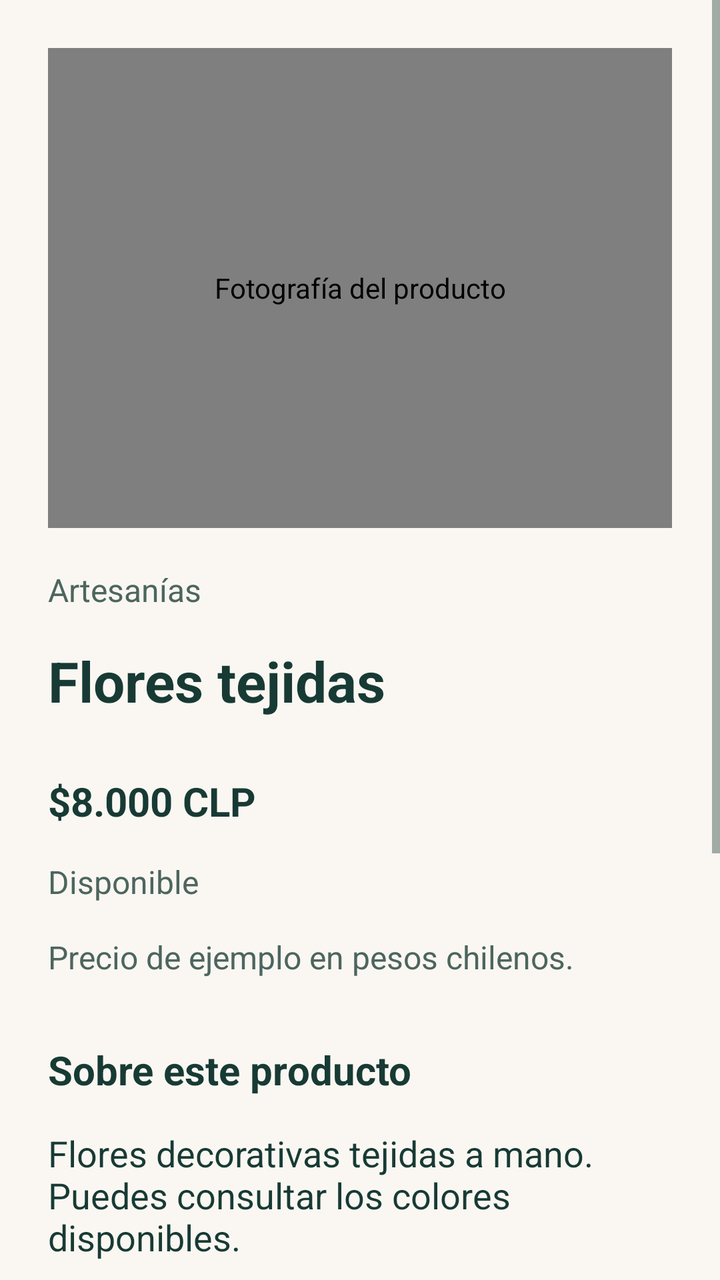
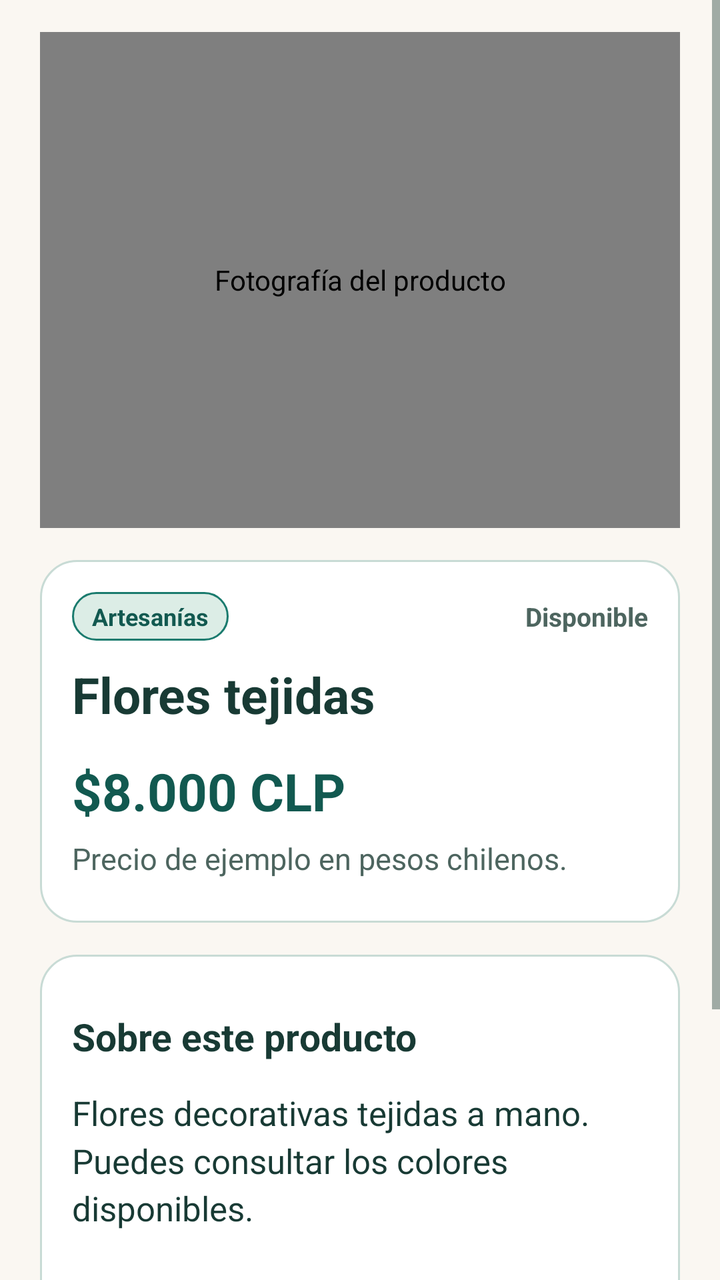

Screens rendered from an Android XML layout before and after an edit, with the pre-edit source and the edit as a unified diff.
<!-- AndroidManifest.xml: application theme Theme.ConectaSur -->
<!-- res/layout/screen_detail.xml -->
<?xml version='1.0' encoding='utf-8'?>
<ScrollView xmlns:android="http://schemas.android.com/apk/res/android" xmlns:tools="http://schemas.android.com/tools" android:id="@+id/page_scroll" android:layout_width="match_parent" android:layout_height="match_parent" android:fillViewport="true" tools:theme="@style/Theme.ConectaSur">
    <LinearLayout android:layout_width="match_parent" android:layout_height="wrap_content" android:orientation="vertical" android:padding="24dp">
        <cl.surcode.conectasur.ui.ProductPhotoView android:id="@+id/product_photo" android:layout_width="match_parent" android:layout_height="240dp" android:layout_marginBottom="20dp" android:scaleType="centerCrop" android:contentDescription="@string/photo_description" android:src="@drawable/flores" />
        <TextView android:id="@+id/product_category" style="@style/ConectaSur.Label" android:layout_width="match_parent" android:layout_height="wrap_content" android:text="@string/product_category" />
        <TextView android:id="@+id/page_title" style="@style/ConectaSur.Title" android:layout_width="match_parent" android:layout_height="wrap_content" android:text="@string/product_name" />
        <TextView android:id="@+id/product_price" style="@style/ConectaSur.Section" android:layout_width="match_parent" android:layout_height="wrap_content" android:text="@string/product_price" />
        <TextView android:id="@+id/product_availability" style="@style/ConectaSur.Label" android:layout_width="match_parent" android:layout_height="wrap_content" android:text="@string/available" />
        <TextView android:id="@+id/price_note" style="@style/ConectaSur.Label" android:layout_width="match_parent" android:layout_height="wrap_content" android:text="@string/price_example" />
        <TextView android:id="@+id/about_product" style="@style/ConectaSur.Section" android:layout_width="match_parent" android:layout_height="wrap_content" android:text="@string/about_product" />
        <TextView android:id="@+id/product_description" style="@style/ConectaSur.Body" android:layout_width="match_parent" android:layout_height="wrap_content" android:text="@string/product_description" />
        <TextView android:id="@+id/photo_note" style="@style/ConectaSur.Label" android:layout_width="match_parent" android:layout_height="wrap_content" android:text="@string/photo_note" />
        <TextView android:id="@+id/product_attributes" style="@style/ConectaSur.Body" android:layout_width="match_parent" android:layout_height="wrap_content"/><Spinner android:id="@+id/public_variant" android:layout_width="match_parent" android:layout_height="wrap_content" android:minHeight="56dp" android:contentDescription="Elegir variante del producto"/><Button android:id="@+id/view_store" style="@style/ConectaSur.Button.Primary" android:layout_width="match_parent" android:layout_height="wrap_content" android:text="@string/view_store" />
        <Button android:id="@+id/share_product" style="@style/ConectaSur.Button" android:layout_width="match_parent" android:layout_height="wrap_content" android:text="@string/share_product" />
    </LinearLayout>
</ScrollView>
<!-- resources referenced by this layout -->
<resources>
  <style name="ConectaSur.Body" parent="android:Widget.TextView">
          <item name="android:textSize">18sp</item>
          <item name="android:textColor">?attr/appInk</item>
          <item name="android:layout_marginBottom">16dp</item>
      </style>
  <style name="ConectaSur.Button" parent="android:Widget.Button">
          <item name="android:background">@drawable/button_outline</item>
          <item name="android:textColor">?attr/appInk</item>
          <item name="android:textSize">18sp</item>
          <item name="android:textAllCaps">false</item>
          <item name="android:minHeight">56dp</item>
          <item name="android:paddingStart">16dp</item>
          <item name="android:paddingEnd">16dp</item>
          <item name="android:paddingTop">12dp</item>
          <item name="android:paddingBottom">12dp</item>
          <item name="android:layout_marginBottom">12dp</item>
          <item name="android:drawablePadding">12dp</item>
          <item name="android:stateListAnimator">@null</item>
      </style>
  <style name="ConectaSur.Label" parent="ConectaSur.Body">
          <item name="android:textSize">16sp</item>
          <item name="android:textColor">?attr/appMuted</item>
      </style>
  <style name="ConectaSur.Section" parent="ConectaSur.Body">
          <item name="android:textSize">20sp</item>
          <item name="android:textStyle">bold</item>
          <item name="android:layout_marginTop">16dp</item>
      </style>
  <style name="ConectaSur.Title" parent="android:Widget.TextView">
          <item name="android:textSize">28sp</item>
          <item name="android:textStyle">bold</item>
          <item name="android:textColor">?attr/appInk</item>
          <item name="android:layout_marginBottom">12dp</item>
      </style>
  <style name="Theme.ConectaSur" parent="android:style/Theme.Material.Light.NoActionBar">
          <item name="android:fontFamily">sans-serif</item>
          <item name="android:windowLightStatusBar">true</item>
          <item name="android:colorAccent">@color/conectasur_forest</item>
          <item name="android:windowBackground">@color/conectasur_cream</item>
          <item name="android:colorBackground">@color/conectasur_cream</item>
          <item name="android:textColorPrimary">@color/conectasur_ink</item>
          <item name="android:textColorSecondary">#4D655F</item>
          <item name="appInk">@color/conectasur_ink</item>
          <item name="appMuted">#4D655F</item>
          <item name="appSurface">#FFFFFF</item>
          <item name="appPrimary">@color/conectasur_forest</item>
          <item name="appBorder">#CAD8D1</item>
      </style>
  <!-- drawable button_outline (drawable) -->
  <?xml version='1.0' encoding='utf-8'?>
  <selector xmlns:android="http://schemas.android.com/apk/res/android">
      <item android:state_pressed="true">
          <shape>
              <solid android:color="#DCEDE6" />
              <corners android:radius="16dp" />
              <stroke android:width="3dp" android:color="?attr/appInk" />
          </shape>
      </item>
      <item android:state_focused="true">
          <shape>
              <solid android:color="?attr/appSurface" />
              <corners android:radius="16dp" />
              <stroke android:width="3dp" android:color="#A85D17" />
          </shape>
      </item>
      <item android:state_selected="true">
          <shape>
              <solid android:color="?attr/appSurface" />
              <corners android:radius="16dp" />
              <stroke android:width="3dp" android:color="?attr/appPrimary" />
          </shape>
      </item>
      <item>
          <shape>
              <solid android:color="?attr/appSurface" />
              <corners android:radius="16dp" />
              <stroke android:width="1dp" android:color="?attr/appBorder" />
          </shape>
      </item>
  </selector>
  <!-- drawable button_primary (drawable) -->
  <?xml version='1.0' encoding='utf-8'?>
  <selector xmlns:android="http://schemas.android.com/apk/res/android">
      <item android:state_pressed="true">
          <shape>
              <solid android:color="#10544C" />
              <corners android:radius="16dp" />
              <stroke android:width="3dp" android:color="?attr/appInk" />
          </shape>
      </item>
      <item android:state_focused="true">
          <shape>
              <solid android:color="?attr/appPrimary" />
              <corners android:radius="16dp" />
              <stroke android:width="3dp" android:color="#FFFFFF" />
          </shape>
      </item>
      <item>
          <shape>
              <solid android:color="?attr/appPrimary" />
              <corners android:radius="16dp" />
              <stroke android:width="1dp" android:color="?attr/appBorder" />
          </shape>
      </item>
  </selector>
  <!-- unchanged entries left out for length: 16 -->
</resources>

<!-- the commit's change to res/layout/screen_detail.xml (unified diff, before → after) -->
@@ -1,16 +1,228 @@
-<?xml version='1.0' encoding='utf-8'?>
-<ScrollView xmlns:android="http://schemas.android.com/apk/res/android" xmlns:tools="http://schemas.android.com/tools" android:id="@+id/page_scroll" android:layout_width="match_parent" android:layout_height="match_parent" android:fillViewport="true" tools:theme="@style/Theme.ConectaSur">
-    <LinearLayout android:layout_width="match_parent" android:layout_height="wrap_content" android:orientation="vertical" android:padding="24dp">
-        <cl.surcode.conectasur.ui.ProductPhotoView android:id="@+id/product_photo" android:layout_width="match_parent" android:layout_height="240dp" android:layout_marginBottom="20dp" android:scaleType="centerCrop" android:contentDescription="@string/photo_description" android:src="@drawable/flores" />
-        <TextView android:id="@+id/product_category" style="@style/ConectaSur.Label" android:layout_width="match_parent" android:layout_height="wrap_content" android:text="@string/product_category" />
-        <TextView android:id="@+id/page_title" style="@style/ConectaSur.Title" android:layout_width="match_parent" android:layout_height="wrap_content" android:text="@string/product_name" />
-        <TextView android:id="@+id/product_price" style="@style/ConectaSur.Section" android:layout_width="match_parent" android:layout_height="wrap_content" android:text="@string/product_price" />
-        <TextView android:id="@+id/product_availability" style="@style/ConectaSur.Label" android:layout_width="match_parent" android:layout_height="wrap_content" android:text="@string/available" />
-        <TextView android:id="@+id/price_note" style="@style/ConectaSur.Label" android:layout_width="match_parent" android:layout_height="wrap_content" android:text="@string/price_example" />
-        <TextView android:id="@+id/about_product" style="@style/ConectaSur.Section" android:layout_width="match_parent" android:layout_height="wrap_content" android:text="@string/about_product" />
-        <TextView android:id="@+id/product_description" style="@style/ConectaSur.Body" android:layout_width="match_parent" android:layout_height="wrap_content" android:text="@string/product_description" />
-        <TextView android:id="@+id/photo_note" style="@style/ConectaSur.Label" android:layout_width="match_parent" android:layout_height="wrap_content" android:text="@string/photo_note" />
-        <TextView android:id="@+id/product_attributes" style="@style/ConectaSur.Body" android:layout_width="match_parent" android:layout_height="wrap_content"/><Spinner android:id="@+id/public_variant" android:layout_width="match_parent" android:layout_height="wrap_content" android:minHeight="56dp" android:contentDescription="Elegir variante del producto"/><Button android:id="@+id/view_store" style="@style/ConectaSur.Button.Primary" android:layout_width="match_parent" android:layout_height="wrap_content" android:text="@string/view_store" />
-        <Button android:id="@+id/share_product" style="@style/ConectaSur.Button" android:layout_width="match_parent" android:layout_height="wrap_content" android:text="@string/share_product" />
+<?xml version="1.0" encoding="utf-8"?>
+<ScrollView xmlns:android="http://schemas.android.com/apk/res/android"
+    xmlns:tools="http://schemas.android.com/tools"
+    android:id="@+id/page_scroll"
+    android:layout_width="match_parent"
+    android:layout_height="match_parent"
+    android:background="?attr/appBackground"
+    android:fillViewport="true"
+    tools:theme="@style/Theme.ConectaSur">
+
+    <LinearLayout
+        android:layout_width="match_parent"
+        android:layout_height="wrap_content"
+        android:orientation="vertical"
+        android:paddingHorizontal="@dimen/space_lg"
+        android:paddingTop="@dimen/space_md"
+        android:paddingBottom="@dimen/space_xl">
+
+        
+        <cl.surcode.conectasur.ui.ProductPhotoView
+            android:id="@+id/product_photo"
+            android:layout_width="match_parent"
+            android:layout_height="248dp"
+            android:background="@drawable/photo_frame_bg"
+            android:clipToOutline="true"
+            android:contentDescription="@string/photo_description"
+            android:scaleType="centerCrop"
+            android:src="@drawable/flores" />
+
+        
+        <LinearLayout
+            android:layout_width="match_parent"
+            android:layout_height="wrap_content"
+            android:layout_marginTop="@dimen/space_md"
+            android:background="@drawable/card_surface"
+            android:orientation="vertical"
+            android:padding="@dimen/space_md">
+
+            <LinearLayout
+                android:layout_width="match_parent"
+                android:layout_height="wrap_content"
+                android:gravity="center_vertical"
+                android:orientation="horizontal">
+
+                <TextView
+                    android:id="@+id/product_category"
+                    android:layout_width="wrap_content"
+                    android:layout_height="wrap_content"
+                    android:background="@drawable/badge_pill_forest"
+                    android:paddingHorizontal="10dp"
+                    android:paddingVertical="4dp"
+                    android:text="@string/product_category"
+                    android:textColor="@color/conectasur_forest_dark"
+                    android:textSize="12sp"
+                    android:textStyle="bold" />
+
+                <TextView
+                    android:id="@+id/product_availability"
+                    android:layout_width="0dp"
+                    android:layout_height="wrap_content"
+                    android:layout_marginStart="@dimen/space_sm"
+                    android:layout_weight="1"
+                    android:gravity="end"
+                    android:text="@string/available"
+                    android:textColor="?attr/appMuted"
+                    android:textSize="13sp"
+                    android:textStyle="bold" />
+            </LinearLayout>
+
+            <TextView
+                android:id="@+id/page_title"
+                style="@style/ConectaSur.Title"
+                android:layout_width="match_parent"
+                android:layout_height="wrap_content"
+                android:layout_marginTop="@dimen/space_sm"
+                android:text="@string/product_name" />
+
+            <TextView
+                android:id="@+id/product_price"
+                android:layout_width="match_parent"
+                android:layout_height="wrap_content"
+                android:layout_marginTop="@dimen/space_xs"
+                android:fontFeatureSettings="tnum"
+                android:text="@string/product_price"
+                android:textColor="@color/conectasur_forest_dark"
+                android:textSize="26sp"
+                android:textStyle="bold" />
+
+            <TextView
+                android:id="@+id/price_note"
+                style="@style/ConectaSur.Label"
+                android:layout_width="match_parent"
+                android:layout_height="wrap_content"
+                android:layout_marginTop="@dimen/space_xs"
+                android:text="@string/price_example" />
+
+            <TextView
+                android:id="@+id/public_variant_label"
+                style="@style/ConectaSur.Label"
+                android:layout_width="match_parent"
+                android:layout_height="wrap_content"
+                android:layout_marginTop="@dimen/space_md"
+                android:text="Opciones disponibles"
+                android:textStyle="bold"
+                android:visibility="gone" />
+
+            <HorizontalScrollView
+                android:id="@+id/public_variant_scroll"
+                android:layout_width="match_parent"
+                android:layout_height="wrap_content"
+                android:layout_marginTop="@dimen/space_xs"
+                android:scrollbars="none"
+                android:visibility="gone">
+
+                <LinearLayout
+                    android:id="@+id/public_variant_chips"
+                    android:layout_width="wrap_content"
+                    android:layout_height="wrap_content"
+                    android:orientation="horizontal" />
+            </HorizontalScrollView>
+
+            <Spinner
+                android:id="@+id/public_variant"
+                android:layout_width="match_parent"
+                android:layout_height="wrap_content"
+                android:layout_marginTop="@dimen/space_md"
+                android:background="@drawable/input_field"
+                android:contentDescription="Elegir variante del producto"
+                android:minHeight="56dp"
+                android:paddingHorizontal="12dp"
+                android:visibility="gone" />
+        </LinearLayout>
+
+        
+        <LinearLayout
+            android:layout_width="match_parent"
+            android:layout_height="wrap_content"
+            android:layout_marginTop="@dimen/space_md"
+            android:background="@drawable/card_surface"
+            android:orientation="vertical"
+            android:padding="@dimen/space_md">
+
+            <TextView
+                android:id="@+id/about_product"
+                style="@style/ConectaSur.Section"
+                android:layout_width="match_parent"
+                android:layout_height="wrap_content"
+                android:text="@string/about_product" />
+
+            <TextView
+                android:id="@+id/product_description"
+                style="@style/ConectaSur.Body"
+                android:layout_width="match_parent"
+                android:layout_height="wrap_content"
+                android:layout_marginTop="@dimen/space_xs"
+                android:text="@string/product_description" />
+
+            <TextView
+                android:id="@+id/product_attributes_title"
+                style="@style/ConectaSur.Section"
+                android:layout_width="match_parent"
+                android:layout_height="wrap_content"
+                android:layout_marginTop="@dimen/space_md"
+                android:text="Características del producto"
+                android:visibility="gone" />
+
+            <LinearLayout
+                android:id="@+id/product_specs_list"
+                android:layout_width="match_parent"
+                android:layout_height="wrap_content"
+                android:layout_marginTop="@dimen/space_xs"
+                android:orientation="vertical"
+                android:visibility="gone" />
+
+            <TextView
+                android:id="@+id/product_attributes"
+                style="@style/ConectaSur.Body"
+                android:layout_width="match_parent"
+                android:layout_height="wrap_content"
+                android:layout_marginTop="@dimen/space_sm"
+                android:visibility="gone" />
+
+            <TextView
+                android:id="@+id/photo_note"
+                style="@style/ConectaSur.Label"
+                android:layout_width="match_parent"
+                android:layout_height="wrap_content"
+                android:layout_marginTop="@dimen/space_sm"
+                android:text="@string/photo_note" />
+        </LinearLayout>
+
+        
+        <Button
+            android:id="@+id/contact_product"
+            style="@style/ConectaSur.Button.Primary"
+            android:layout_width="match_parent"
+            android:layout_height="wrap_content"
+            android:layout_marginTop="@dimen/space_md"
+            android:minHeight="48dp"
+            android:text="Contactar a la tienda"
+            android:visibility="gone" />
+
+        <LinearLayout
+            android:layout_width="match_parent"
+            android:layout_height="wrap_content"
+            android:layout_marginTop="@dimen/space_sm"
+            android:orientation="horizontal">
+
+            <Button
+                android:id="@+id/view_store"
+                style="@style/ConectaSur.Button.Primary"
+                android:layout_width="0dp"
+                android:layout_height="wrap_content"
+                android:layout_marginEnd="@dimen/space_xs"
+                android:layout_weight="1.3"
+                android:text="@string/view_store" />
+
+            <Button
+                android:id="@+id/share_product"
+                style="@style/ConectaSur.Button"
+                android:layout_width="0dp"
+                android:layout_height="wrap_content"
+                android:layout_marginStart="@dimen/space_xs"
+                android:layout_weight="1"
+                android:text="@string/share_product" />
+        </LinearLayout>
     </LinearLayout>
 </ScrollView>
<!-- resource entries referenced after the edit -->
@@ -1,110 +1,164 @@
 <!-- resources referenced by this layout -->
 <resources>
+  <color name="conectasur_forest_dark">#125950</color>
+  <dimen name="space_lg">20dp</dimen>
+  <dimen name="space_md">16dp</dimen>
+  <dimen name="space_sm">10dp</dimen>
+  <dimen name="space_xl">28dp</dimen>
+  <dimen name="space_xs">6dp</dimen>
+  <!-- drawable badge_pill_forest (drawable) -->
+  <?xml version="1.0" encoding="utf-8"?>
+  <shape xmlns:android="http://schemas.android.com/apk/res/android">
+      <solid android:color="#DCEDE6" />
+      <stroke android:width="1dp" android:color="?attr/appPrimary" />
+      <corners android:radius="12dp" />
+  </shape>
+  <!-- drawable card_surface (drawable) -->
+  <?xml version="1.0" encoding="utf-8"?>
+  <shape xmlns:android="http://schemas.android.com/apk/res/android">
+      <solid android:color="?attr/appSurface" />
+      <stroke android:width="1dp" android:color="?attr/appBorder" />
+      <corners android:radius="18dp" />
+  </shape>
+  <!-- drawable input_field (drawable) -->
+  <?xml version="1.0" encoding="utf-8"?>
+  <selector xmlns:android="http://schemas.android.com/apk/res/android">
+      <item android:state_focused="true">
+          <shape>
+              <solid android:color="#FFFFFF" />
+              <corners android:radius="14dp" />
+              <stroke android:width="2dp" android:color="?attr/appPrimary" />
+          </shape>
+      </item>
+      <item>
+          <shape>
+              <solid android:color="#FFFFFF" />
+              <corners android:radius="14dp" />
+              <stroke android:width="1.5dp" android:color="#BDD1CA" />
+          </shape>
+      </item>
+  </selector>
+  <!-- drawable photo_frame_bg (drawable) -->
+  <?xml version="1.0" encoding="utf-8"?>
+  <shape xmlns:android="http://schemas.android.com/apk/res/android">
+      <solid android:color="@color/conectasur_forest_soft" />
+      <corners android:radius="14dp" />
+  </shape>
   <style name="ConectaSur.Body" parent="android:Widget.TextView">
-          <item name="android:textSize">18sp</item>
+          <item name="android:textSize">17sp</item>
           <item name="android:textColor">?attr/appInk</item>
-          <item name="android:layout_marginBottom">16dp</item>
+          <item name="android:lineSpacingMultiplier">1.2</item>
+          <item name="android:layout_marginBottom">12dp</item>
       </style>
   <style name="ConectaSur.Button" parent="android:Widget.Button">
           <item name="android:background">@drawable/button_outline</item>
           <item name="android:textColor">?attr/appInk</item>
-          <item name="android:textSize">18sp</item>
+          <item name="android:textSize">17sp</item>
+          <item name="android:textStyle">bold</item>
           <item name="android:textAllCaps">false</item>
-          <item name="android:minHeight">56dp</item>
+          <item name="android:minHeight">52dp</item>
           <item name="android:paddingStart">16dp</item>
           <item name="android:paddingEnd">16dp</item>
-          <item name="android:paddingTop">12dp</item>
-          <item name="android:paddingBottom">12dp</item>
-          <item name="android:layout_marginBottom">12dp</item>
-          <item name="android:drawablePadding">12dp</item>
+          <item name="android:paddingTop">10dp</item>
+          <item name="android:paddingBottom">10dp</item>
+          <item name="android:layout_marginBottom">10dp</item>
+          <item name="android:drawablePadding">10dp</item>
           <item name="android:stateListAnimator">@null</item>
       </style>
   <style name="ConectaSur.Label" parent="ConectaSur.Body">
-          <item name="android:textSize">16sp</item>
+          <item name="android:textSize">15sp</item>
           <item name="android:textColor">?attr/appMuted</item>
+          <item name="android:layout_marginBottom">6dp</item>
       </style>
   <style name="ConectaSur.Section" parent="ConectaSur.Body">
-          <item name="android:textSize">20sp</item>
+          <item name="android:textSize">19sp</item>
           <item name="android:textStyle">bold</item>
-          <item name="android:layout_marginTop">16dp</item>
+          <item name="android:layout_marginTop">12dp</item>
+          <item name="android:layout_marginBottom">8dp</item>
       </style>
   <style name="ConectaSur.Title" parent="android:Widget.TextView">
-          <item name="android:textSize">28sp</item>
+          <item name="android:textSize">25sp</item>
           <item name="android:textStyle">bold</item>
           <item name="android:textColor">?attr/appInk</item>
-          <item name="android:layout_marginBottom">12dp</item>
+          <item name="android:lineSpacingMultiplier">1.12</item>
+          <item name="android:layout_marginBottom">8dp</item>
       </style>
   <style name="Theme.ConectaSur" parent="android:style/Theme.Material.Light.NoActionBar">
           <item name="android:fontFamily">sans-serif</item>
           <item name="android:windowLightStatusBar">true</item>
+          <item name="android:statusBarColor">@color/conectasur_cream</item>
           <item name="android:colorAccent">@color/conectasur_forest</item>
           <item name="android:windowBackground">@color/conectasur_cream</item>
           <item name="android:colorBackground">@color/conectasur_cream</item>
           <item name="android:textColorPrimary">@color/conectasur_ink</item>
-          <item name="android:textColorSecondary">#4D655F</item>
+          <item name="android:textColorSecondary">@color/conectasur_muted</item>
           <item name="appInk">@color/conectasur_ink</item>
-          <item name="appMuted">#4D655F</item>
-          <item name="appSurface">#FFFFFF</item>
+          <item name="appMuted">@color/conectasur_muted</item>
+          <item name="appSurface">@color/conectasur_surface</item>
           <item name="appPrimary">@color/conectasur_forest</item>
-          <item name="appBorder">#CAD8D1</item>
+          <item name="appBorder">@color/conectasur_forest_border</item>
+          <item name="appBackground">@color/conectasur_cream</item>
       </style>
+  <color name="conectasur_forest_soft">#E6F1EE</color>
   <!-- drawable button_outline (drawable) -->
-  <?xml version='1.0' encoding='utf-8'?>
+  <?xml version="1.0" encoding="utf-8"?>
   <selector xmlns:android="http://schemas.android.com/apk/res/android">
       <item android:state_pressed="true">
           <shape>
-              <solid android:color="#DCEDE6" />
-              <corners android:radius="16dp" />
-              <stroke android:width="3dp" android:color="?attr/appInk" />
+              <solid android:color="#DCECE6" />
+              <corners android:radius="14dp" />
+              <stroke android:width="2dp" android:color="?attr/appInk" />
           </shape>
       </item>
       <item android:state_focused="true">
           <shape>
               <solid android:color="?attr/appSurface" />
-              <corners android:radius="16dp" />
-              <stroke android:width="3dp" android:color="#A85D17" />
+              <corners android:radius="14dp" />
+              <stroke android:width="2dp" android:color="?attr/appPrimary" />
           </shape>
       </item>
       <item android:state_selected="true">
           <shape>
-              <solid android:color="?attr/appSurface" />
-              <corners android:radius="16dp" />
-              <stroke android:width="3dp" android:color="?attr/appPrimary" />
+              <solid android:color="@color/conectasur_forest_soft" />
+              <corners android:radius="14dp" />
+              <stroke android:width="2dp" android:color="?attr/appPrimary" />
           </shape>
       </item>
       <item>
           <shape>
               <solid android:color="?attr/appSurface" />
-              <corners android:radius="16dp" />
-              <stroke android:width="1dp" android:color="?attr/appBorder" />
+              <corners android:radius="14dp" />
+              <stroke android:width="1.5dp" android:color="?attr/appBorder" />
           </shape>
       </item>
   </selector>
   <!-- drawable button_primary (drawable) -->
-  <?xml version='1.0' encoding='utf-8'?>
+  <?xml version="1.0" encoding="utf-8"?>
   <selector xmlns:android="http://schemas.android.com/apk/res/android">
       <item android:state_pressed="true">
           <shape>
-              <solid android:color="#10544C" />
-              <corners android:radius="16dp" />
-              <stroke android:width="3dp" android:color="?attr/appInk" />
+              <solid android:color="@color/conectasur_forest_dark" />
+              <corners android:radius="14dp" />
+              <stroke android:width="2dp" android:color="?attr/appInk" />
           </shape>
       </item>
       <item android:state_focused="true">
           <shape>
               <solid android:color="?attr/appPrimary" />
-              <corners android:radius="16dp" />
-              <stroke android:width="3dp" android:color="#FFFFFF" />
+              <corners android:radius="14dp" />
+              <stroke android:width="2dp" android:color="#FFFFFF" />
           </shape>
       </item>
       <item>
           <shape>
               <solid android:color="?attr/appPrimary" />
-              <corners android:radius="16dp" />
-              <stroke android:width="1dp" android:color="?attr/appBorder" />
+              <corners android:radius="14dp" />
           </shape>
       </item>
   </selector>
+  <color name="conectasur_muted">#4D655F</color>
+  <color name="conectasur_surface">#FFFFFF</color>
+  <color name="conectasur_forest_border">#C8DBD5</color>
   <!-- unchanged entries left out for length: 16 -->
 </resources>
 
